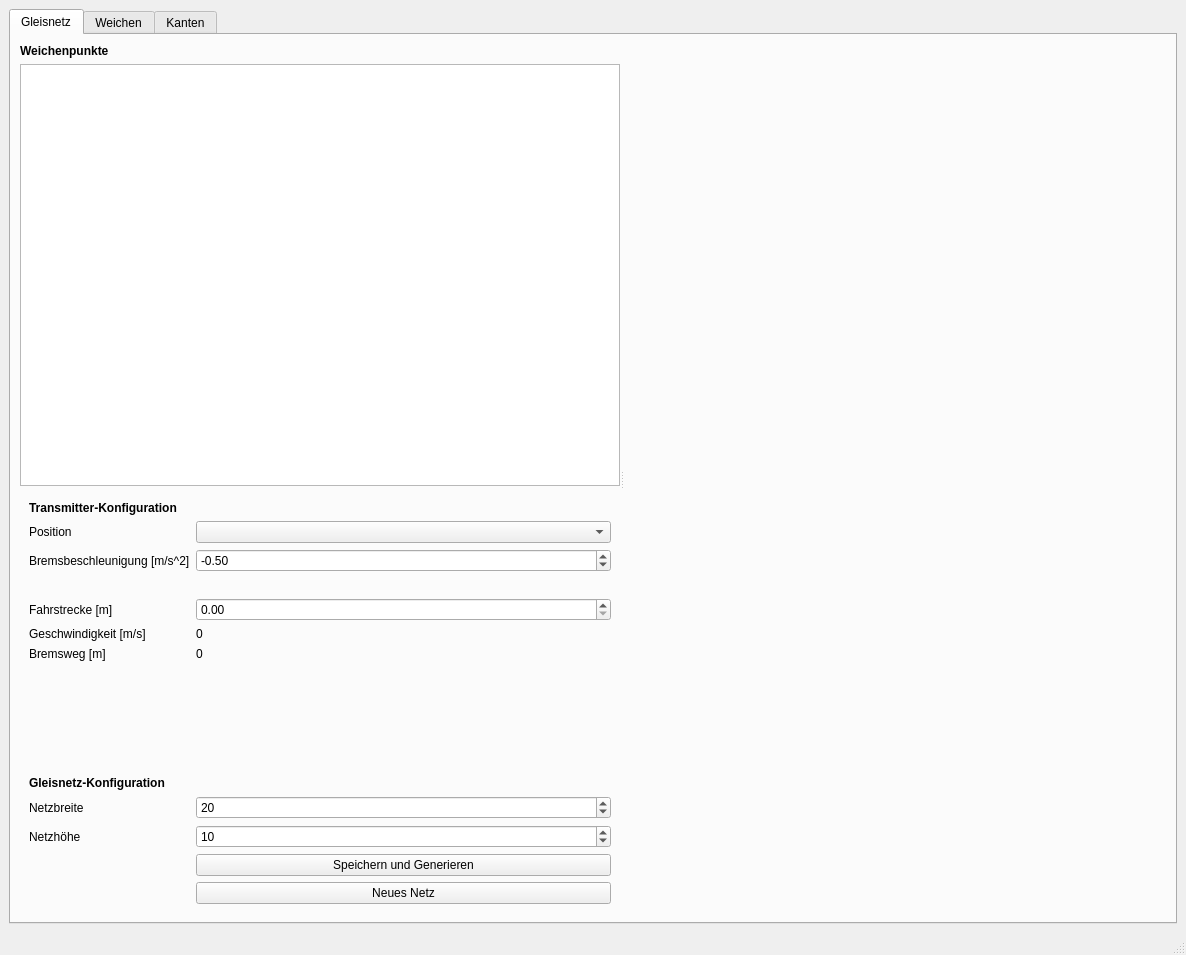
Before: the Qt Designer form ebl_coords/frontend/ui_files/main_gui.ui in delimarr/ip6_ebl_coords, drawn with Qt 5.
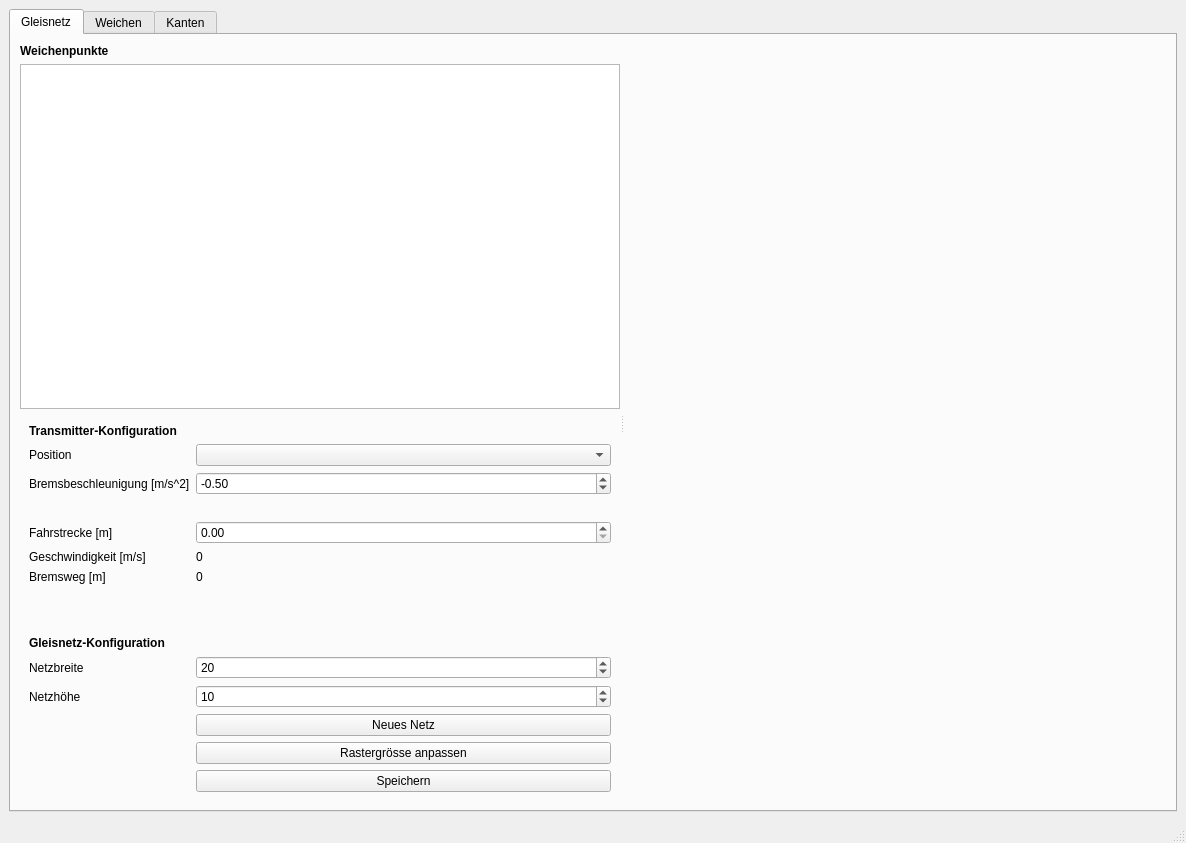
After: the same form once the commit is applied. The open tabs and pages were chosen to show the change.

Commit message: Added a delete button and resize for map

```diff
--- a/ebl_coords/frontend/ui_files/main_gui.ui
+++ b/ebl_coords/frontend/ui_files/main_gui.ui
@@ -7,7 +7,7 @@
     <x>0</x>
     <y>0</y>
     <width>1186</width>
-    <height>955</height>
+    <height>843</height>
    </rect>
   </property>
   <property name="windowTitle">
@@ -95,14 +95,14 @@
                  </property>
                 </widget>
                </item>
-               <item row="14" column="0">
+               <item row="15" column="0">
                 <widget class="QLabel" name="label_7">
                  <property name="text">
                   <string>Netzhöhe</string>
                  </property>
                 </widget>
                </item>
-               <item row="14" column="1">
+               <item row="15" column="1">
                 <widget class="QSpinBox" name="map_zone_height">
                  <property name="minimum">
                   <number>1</number>
@@ -112,20 +112,6 @@
                  </property>
                 </widget>
                </item>
-               <item row="15" column="1">
-                <widget class="QPushButton" name="map_zone_speichern_btn">
-                 <property name="text">
-                  <string>Speichern und Generieren</string>
-                 </property>
-                </widget>
-               </item>
-               <item row="16" column="1">
-                <widget class="QPushButton" name="map_zone_neu_btn">
-                 <property name="text">
-                  <string>Neues Netz</string>
-                 </property>
-                </widget>
-               </item>
                <item row="5" column="0">
                 <widget class="QLabel" name="label_12">
                  <property name="text">
@@ -238,6 +224,27 @@
                  </property>
                 </widget>
                </item>
+               <item row="16" column="1">
+                <widget class="QPushButton" name="map_zone_neu_btn">
+                 <property name="text">
+                  <string>Neues Netz</string>
+                 </property>
+                </widget>
+               </item>
+               <item row="17" column="1">
+                <widget class="QPushButton" name="map_zone_resize_btn">
+                 <property name="text">
+                  <string>Rastergrösse anpassen</string>
+                 </property>
+                </widget>
+               </item>
+               <item row="19" column="1">
+                <widget class="QPushButton" name="map_zone_speichern_btn">
+                 <property name="text">
+                  <string>Speichern</string>
+                 </property>
+                </widget>
+               </item>
               </layout>
              </widget>
             </item>
```
Left out of the diff: 4 changed lines with no effect on the pictures. The commit also changes 1 other file.
